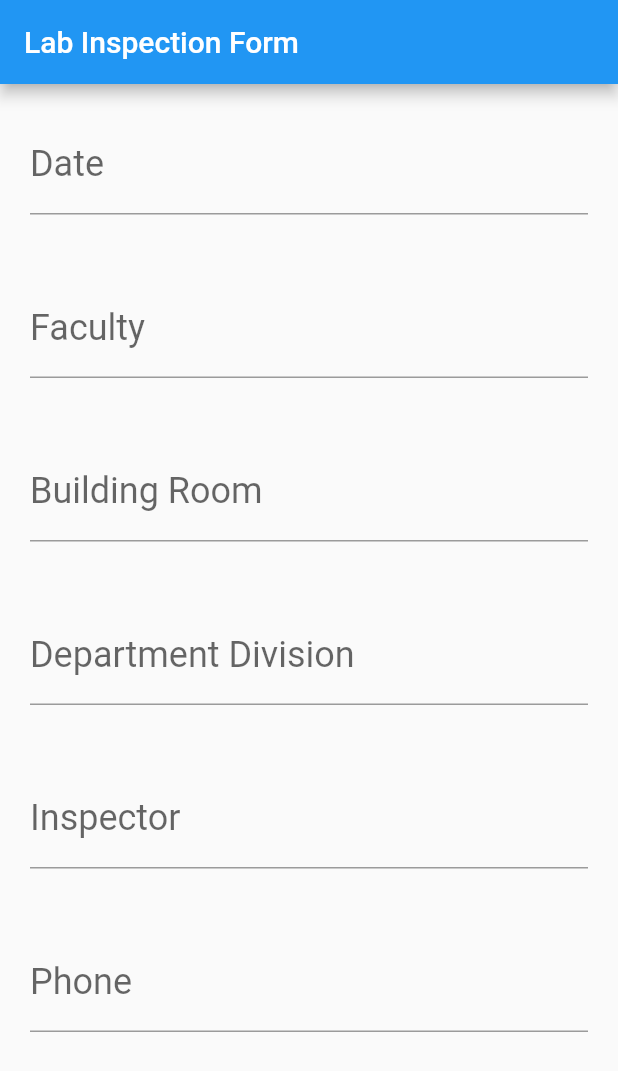
After one commit to rhinroy2001/Event-Recorder, a Flutter app: the LabForm screen opened directly, on a phone screen of 412 x 824 dp. The commit adds this screen. Shown: the top 1071 px of the screen. Run offline on Flutter 3.47's test engine with Material 2 defaults, Android fonts, the phone set to English and light mode, and no system bars.

Commit message:
Created lab main/ general Info

```diff
--- /dev/null
+++ b/lib/generalInfo.dart
@@ -0,0 +1,74 @@
+import 'package:flutter/material.dart';
+
+class Info extends StatelessWidget {
+  const Info({super.key});
+
+  @override
+  Widget build(BuildContext context) {
+    return Column(
+      crossAxisAlignment: CrossAxisAlignment.start,
+      children: <Widget>[
+        Padding(
+          padding: const EdgeInsets.symmetric(horizontal: 20, vertical: 22),
+          child: TextFormField(
+            decoration: const InputDecoration(
+              labelStyle: TextStyle(fontSize: 24),
+              border: UnderlineInputBorder(),
+              labelText: 'Date',
+            ),
+          ),
+        ),
+        Padding(
+          padding: const EdgeInsets.symmetric(horizontal: 20, vertical: 22),
+          child: TextFormField(
+            decoration: const InputDecoration(
+              labelStyle: TextStyle(fontSize: 24),
+              border: UnderlineInputBorder(),
+              labelText: 'Faculty',
+            ),
+          ),
+        ),
+        Padding(
+          padding: const EdgeInsets.symmetric(horizontal: 20, vertical: 22),
+          child: TextFormField(
+            decoration: const InputDecoration(
+              labelStyle: TextStyle(fontSize: 24),
+              border: UnderlineInputBorder(),
+              labelText: 'Building Room',
+            ),
+          ),
+        ),
+        Padding(
+          padding: const EdgeInsets.symmetric(horizontal: 20, vertical: 22),
+          child: TextFormField(
+            decoration: const InputDecoration(
+              labelStyle: TextStyle(fontSize: 24),
+              border: UnderlineInputBorder(),
+              labelText: 'Department Division',
+            ),
+          ),
+        ),
+        Padding(
+          padding: const EdgeInsets.symmetric(horizontal: 20, vertical: 22),
+          child: TextFormField(
+            decoration: const InputDecoration(
+              labelStyle: TextStyle(fontSize: 24),
+              border: UnderlineInputBorder(),
+              labelText: 'Inspector',
+            ),
+          ),
+        ),
+        Padding(
+          padding: const EdgeInsets.symmetric(horizontal: 20, vertical: 22),
+          child: TextFormField(
+            decoration: const InputDecoration(
+              labelStyle: TextStyle(fontSize: 24),
+              border: UnderlineInputBorder(),
+              labelText: 'Phone',
+            ),
+          ),
+        ),
+      ],
+    );
+  }
+}
--- /dev/null
+++ b/lib/labInspectionMain.dart
@@ -0,0 +1,42 @@
+import 'package:flutter/material.dart';
+import 'generalInfo.dart';
+// import new file name here
+
+void labInspection() {
+  runApp(const MyApp());
+}
+
+class MyApp extends StatelessWidget {
+  const MyApp({super.key});
+
+  @override
+  Widget build(BuildContext context) {
+    return MaterialApp(
+      title: 'Event Recorder',
+      theme: ThemeData(
+        primarySwatch: Colors.blue,
+      ),
+      home: const LabForm(title: 'Lab Inspection Form'),
+    );
+  }
+}
+
+class LabForm extends StatefulWidget {
+  const LabForm({super.key, required this.title});
+  final String title;
+
+  @override
+  State<LabForm> createState() => _LabForm();
+}
+
+class _LabForm extends State<LabForm> {
+  @override
+  Widget build(BuildContext context) {
+    return Scaffold(
+      appBar: AppBar(
+        title: Text(widget.title),
+      ),
+      body: const Info(),
+    );
+  }
+}
--- a/lib/main.dart
+++ b/lib/main.dart
@@ -1,4 +1,5 @@
 import 'package:flutter/material.dart';
+import 'labInspectionMain.dart';
 
 void main() {
   runApp(const MyApp());
@@ -55,9 +56,9 @@ class _MyHomePageState extends State<MyHomePage> {
             ]),
         onSelected: (value) {
           if (value == 1) {
-            // do something
+            labInspection(); // there is no back button or submit
           } else if (value == 2) {
-            // do something
+            Text('OSHA Form');
           }
         },
         offset: const Offset(0, -200),
```
